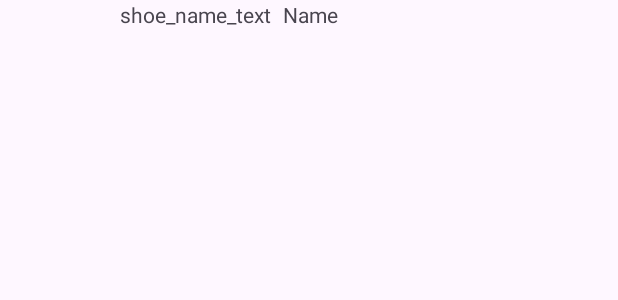
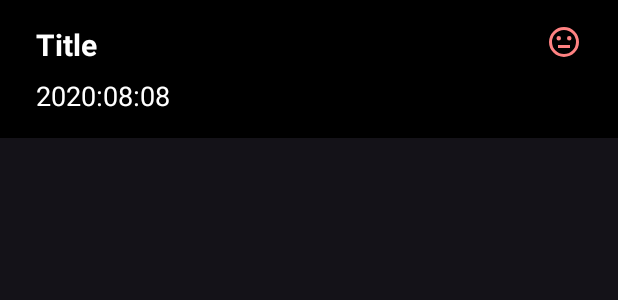
Before and after one commit to letranbaosuong/asteroidradarapp, an Android app: the layout asteroid_item.xml on its own in the app's theme, with its tools: preview values and no code run, on a phone screen of 412 x 824 dp. Shown: the top 300 px of the screen. Run offline under Robolectric (Android 15) with nearby library versions, the phone set to English and light mode, and no system bars.

Commit message:
add image & add list asteroid

```diff
--- a/app/build.gradle
+++ b/app/build.gradle
@@ -64,6 +64,7 @@ dependencies {
     implementation "com.squareup.retrofit2:retrofit:$version_retrofit"
     implementation "com.squareup.retrofit2:converter-moshi:$version_retrofit"
     implementation "com.squareup.retrofit2:converter-scalars:$version_retrofit"
+    implementation 'com.squareup.okhttp3:logging-interceptor:4.9.1'
 
     // Moshi
     implementation "com.squareup.moshi:moshi:1.13.0"
--- a/app/src/main/java/com/letranbaosuong/asteroidradarapp/database/AsteroidDatabase.kt
+++ b/app/src/main/java/com/letranbaosuong/asteroidradarapp/database/AsteroidDatabase.kt
@@ -4,9 +4,7 @@ import android.content.Context
 import androidx.room.Database
 import androidx.room.Room
 import androidx.room.RoomDatabase
-import androidx.sqlite.db.SupportSQLiteDatabase
 import com.letranbaosuong.asteroidradarapp.models.Asteroid
-import java.util.concurrent.Executors
 
 //@Database(entities = [Asteroid::class], version = 1, exportSchema = false)
 @Database(entities = [Asteroid::class], version = 1, exportSchema = true)
@@ -24,7 +22,7 @@ abstract class AsteroidDatabase : RoomDatabase() {
                         context.applicationContext,
                         AsteroidDatabase::class.java,
                         "asteroid_database_db"
-                    ).build()
+                    ).fallbackToDestructiveMigration().build()
                     INSTANCE = instance
                 }
                 return instance
--- a/app/src/main/java/com/letranbaosuong/asteroidradarapp/utilities/BindingAdapters.kt
+++ b/app/src/main/java/com/letranbaosuong/asteroidradarapp/utilities/BindingAdapters.kt
@@ -4,6 +4,7 @@ import android.widget.ImageView
 import android.widget.TextView
 import androidx.databinding.BindingAdapter
 import com.letranbaosuong.asteroidradarapp.R
+import com.squareup.picasso.Picasso
 
 @BindingAdapter("statusIcon")
 fun bindAsteroidStatusImage(imageView: ImageView, isHazardous: Boolean) {
@@ -40,3 +41,8 @@ fun bindTextViewToDisplayVelocity(textView: TextView, number: Double) {
     val context = textView.context
     textView.text = String.format(context.getString(R.string.km_s_unit_format), number)
 }
+
+@BindingAdapter("imageSrc")
+fun bindImg(imageView: ImageView,url: String?){
+    Picasso.get().load(url).into(imageView)
+}
--- a/app/src/main/res/layout/asteroid_item.xml
+++ b/app/src/main/res/layout/asteroid_item.xml
@@ -1,45 +1,65 @@
 <?xml version="1.0" encoding="utf-8"?>
 <layout xmlns:android="http://schemas.android.com/apk/res/android"
+    xmlns:app="http://schemas.android.com/apk/res-auto"
     xmlns:tools="http://schemas.android.com/tools">
 
-    <LinearLayout
+    <data>
+
+        <variable
+            name="asteroid"
+            type="com.letranbaosuong.asteroidradarapp.models.Asteroid" />
+    </data>
+
+    <androidx.constraintlayout.widget.ConstraintLayout
         android:layout_width="match_parent"
         android:layout_height="wrap_content"
-        android:orientation="horizontal">
+        android:background="@android:color/black"
+        android:orientation="vertical"
+        android:padding="16dp">
+
+        <TextView
+            android:id="@+id/titleTextView"
+            style="@style/title"
+            layout_constraintEnd_toStartOf="@+id/imageView"
+            layout_constraintStart_toStartOf="parent"
+            layout_constraintTop_toTopOf="parent"
+            android:layout_width="0dp"
+            android:layout_height="wrap_content"
+            android:layout_marginStart="8dp"
+            android:layout_marginLeft="8dp"
+            android:text="@{asteroid.codename}"
+            app:layout_constraintStart_toStartOf="parent"
+            app:layout_constraintTop_toTopOf="parent"
+            tools:text="Title" />
+
+        <TextView
+            android:id="@+id/subtitleTextView"
+            style="@style/subtitle"
+            layout_constraintEnd_toStartOf="@+id/imageView"
+            layout_constraintStart_toStartOf="parent"
+            layout_constraintTop_toBottomOf="@+id/textView2"
+            android:layout_width="0dp"
+            android:layout_height="wrap_content"
+            android:layout_marginStart="8dp"
+            android:layout_marginLeft="8dp"
+            android:layout_marginTop="8dp"
+            android:text="@{asteroid.closeApproachDate}"
+            app:layout_constraintStart_toStartOf="parent"
+            app:layout_constraintTop_toBottomOf="@+id/titleTextView"
+            tools:text="2020:08:08" />
 
         <ImageView
-            android:id="@+id/asteroidImageView"
-            android:layout_width="80dp"
-            android:layout_height="80dp" />
-
-        <LinearLayout
-            android:layout_width="match_parent"
+            android:id="@+id/statusImageView"
+            layout_constraintBottom_toBottomOf="parent"
+            layout_constraintEnd_toEndOf="parent"
+            layout_constraintTop_toTopOf="parent"
+            statusIcon="@{asteroid.potentiallyHazardous}"
+            android:layout_width="wrap_content"
             android:layout_height="wrap_content"
-            android:orientation="vertical">
-
-            <LinearLayout
-                android:layout_width="match_parent"
-                android:layout_height="match_parent"
-                android:orientation="horizontal">
-
-                <TextView
-                    android:id="@+id/codename"
-                    android:layout_width="wrap_content"
-                    android:layout_height="match_parent"
-                    android:text="shoe_name_text" />
-
-                <TextView
-                    android:id="@+id/closeApproachDate"
-                    android:layout_width="0dp"
-                    android:layout_height="wrap_content"
-                    android:layout_weight="1"
-                    android:paddingStart="8dp"
-                    android:paddingLeft="8dp"
-                    android:text="Name"
-                    tools:ignore="RtlSymmetry" />
-
-            </LinearLayout>
-        </LinearLayout>
-
-    </LinearLayout>
+            android:layout_marginEnd="8dp"
+            android:layout_marginRight="8dp"
+            app:layout_constraintEnd_toEndOf="parent"
+            app:layout_constraintTop_toTopOf="parent"
+            tools:src="@drawable/ic_status_potentially_hazardous" />
+    </androidx.constraintlayout.widget.ConstraintLayout>
 </layout>
--- a/app/src/main/res/values-night/themes.xml
+++ b/app/src/main/res/values-night/themes.xml
@@ -1,6 +1,6 @@
 <resources xmlns:tools="http://schemas.android.com/tools">
     <!-- Base application theme. -->
-    <style name="Base.Theme.AsteroidRadarApp" parent="Theme.Material3.DayNight.NoActionBar">
+    <style name="Base.Theme.AsteroidRadarApp" parent="Theme.Material3.Dark">
         <!-- Customize your dark theme here. -->
         <!-- <item name="colorPrimary">@color/my_dark_primary</item> -->
     </style>
--- a/app/src/main/res/values/styles.xml
+++ b/app/src/main/res/values/styles.xml
@@ -8,4 +8,15 @@
         <item name="colorAccent">@color/colorAccent</item>
     </style>
 
+    <style name="title">
+        <item name="android:textSize">20sp</item>
+        <item name="android:textStyle">bold</item>
+        <item name="android:textColor">@android:color/white</item>
+    </style>
+
+    <style name="subtitle">
+        <item name="android:textSize">18sp</item>
+        <item name="android:textColor">@android:color/white</item>
+    </style>
+
 </resources>
--- a/app/src/main/res/values/themes.xml
+++ b/app/src/main/res/values/themes.xml
@@ -1,6 +1,6 @@
 <resources xmlns:tools="http://schemas.android.com/tools">
     <!-- Base application theme. -->
-    <style name="Base.Theme.AsteroidRadarApp" parent="Theme.Material3.DayNight.NoActionBar">
+    <style name="Base.Theme.AsteroidRadarApp" parent="Theme.Material3.Dark">
         <!-- Customize your light theme here. -->
         <!-- <item name="colorPrimary">@color/my_light_primary</item> -->
     </style>
```
Also changed, not shown: app/src/main/java/com/letranbaosuong/asteroidradarapp/api/NasaApiService.kt (+17 -2 lines), app/src/main/java/com/letranbaosuong/asteroidradarapp/main/AsteroidItemAdapter.kt (+24 -10 lines), app/src/main/java/com/letranbaosuong/asteroidradarapp/main/MainFragment.kt (+14 -22 lines), app/src/main/java/com/letranbaosuong/asteroidradarapp/main/MainViewModel.kt (+14 -20 lines), app/src/main/java/com/letranbaosuong/asteroidradarapp/repositories/Repository.kt (+7 -3 lines), app/src/main/res/layout/fragment_main.xml (+5 -4 lines).
